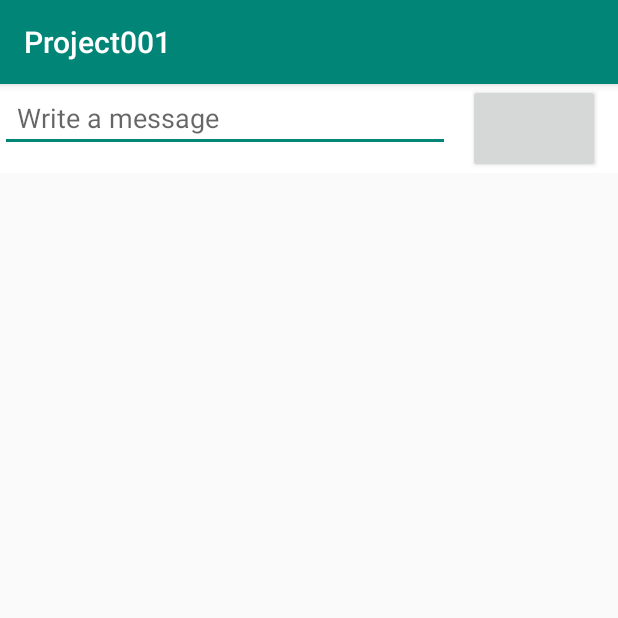
After one commit to EvilBook/Project001, an Android app: the MainActivity screen opened directly, with no data from a screen before it, on a phone screen of 412 x 824 dp, the top half of it. The commit adds this screen. Run offline under Robolectric (Android 15) with nearby library versions, the phone set to English and light mode, and no system bars; libraries missing offline, so code that uses them is left out: com.scaledrone.lib; 2 statements that could not run were skipped.

Commit message:
the queen is dead god bless the queen

```diff
--- a/app/build.gradle
+++ b/app/build.gradle
@@ -27,5 +27,7 @@ dependencies {
     androidTestImplementation 'com.android.support.test.espresso:espresso-core:3.0.2'
     implementation 'com.android.support:appcompat-v7:28.0.0'
     implementation 'com.android.support:design:28.0.0'
+    implementation 'com.scaledrone:scaledrone-java:0.3.0'
+
 
 }
--- a/app/src/main/AndroidManifest.xml
+++ b/app/src/main/AndroidManifest.xml
@@ -1,6 +1,7 @@
 <?xml version="1.0" encoding="utf-8"?>
 <manifest xmlns:android="http://schemas.android.com/apk/res/android"
     package="com.example.project001">
+    <uses-permission android:name="android.permission.INTERNET" />
 
     <application
         android:allowBackup="true"
@@ -14,6 +15,7 @@
         </activity>
         <activity android:theme="@style/AppTheme.NoActionBar" android:label="@string/title_activity_test" android:name=".testActivity"/>
         <activity android:name=".HomePageActivity"></activity>
+        <activity android:name=".message.MainActivity"></activity>
         <activity android:name=".LoginActivity">
             <intent-filter>
                 <action android:name="android.intent.action.MAIN" />
--- /dev/null
+++ b/app/src/main/java/com/example/project001/message/MainActivity.java
@@ -0,0 +1,140 @@
+package com.example.project001.message;
+
+import android.support.v7.app.AppCompatActivity;
+import android.os.Bundle;
+import android.view.View;
+import android.widget.EditText;
+import android.widget.ListView;
+
+import com.example.project001.R;
+import com.example.project001.message.MessageAdapter;
+import com.fasterxml.jackson.core.JsonProcessingException;
+import com.fasterxml.jackson.databind.JsonNode;
+import com.fasterxml.jackson.databind.ObjectMapper;
+import com.scaledrone.lib.Listener;
+import com.scaledrone.lib.Member;
+import com.scaledrone.lib.Room;
+import com.scaledrone.lib.RoomListener;
+import com.scaledrone.lib.Scaledrone;
+
+import java.util.Random;
+
+public class MainActivity extends AppCompatActivity implements
+        RoomListener {
+
+    private String channelID = "k3QjbrG67eP7elvK";
+    private String roomName = "observable-room";
+    private EditText editText;
+    private Scaledrone scaledrone;
+    private MessageAdapter messageAdapter;
+    private ListView messagesView;
+
+    @Override
+    protected void onCreate(Bundle savedInstanceState) {
+        super.onCreate(savedInstanceState);
+        setContentView(R.layout.activity_messsage);
+        // This is where we write the mesage
+        editText = (EditText) findViewById(R.id.editText);
+
+        messageAdapter = new MessageAdapter(this);
+        messagesView = (ListView) findViewById(R.id.messages_view);
+        messagesView.setAdapter(messageAdapter);
+
+        MemberData data = new MemberData(getRandomName(), getRandomColor());
+
+        scaledrone = new Scaledrone(channelID, data);
+        scaledrone.connect(new Listener() {
+            @Override
+            public void onOpen() {
+                System.out.println("Scaledrone connection open");
+                // Since the MainActivity itself already implement RoomListener we can pass it as a target
+                scaledrone.subscribe(roomName, MainActivity.this);
+            }
+
+            @Override
+            public void onOpenFailure(Exception ex) {
+                System.err.println(ex);
+            }
+
+            @Override
+            public void onFailure(Exception ex) {
+                System.err.println(ex);
+            }
+
+            @Override
+            public void onClosed(String reason) {
+                System.err.println(reason);
+            }
+        });
+
+    }
+
+    // Successfully connected to Scaledrone room
+    @Override
+    public void onOpen(Room room) {
+        System.out.println("Conneted to room");
+    }
+
+    // Connecting to Scaledrone room failed
+    @Override
+    public void onOpenFailure(Room room, Exception ex) {
+        System.err.println(ex);
+    }
+
+    // Received a message from Scaledrone room
+    @Override
+    public void onMessage(Room room, final JsonNode json, final Member member) {
+        // To transform the raw JsonNode into a POJO we can use an ObjectMapper
+        final ObjectMapper mapper = new ObjectMapper();
+        try {
+            // member.clientData is a MemberData object, let's parse it as such
+            final MemberData data = mapper.treeToValue(member.getClientData(), MemberData.class);
+            // if the clientID of the message sender is the same as our's it was sent by us
+            boolean belongsToCurrentUser = member.getId().equals(scaledrone.getClientID());
+            // since the message body is a simple string in our case we can use json.asText() to parse it as such
+            // if it was instead an object we could use a similar pattern to data parsing
+            final Message message = new Message(json.asText(), data, belongsToCurrentUser);
+            runOnUiThread(new Runnable() {
+                @Override
+                public void run() {
+                    messageAdapter.add(message);
+                    // scroll the ListView to the last added element
+                    messagesView.setSelection(messagesView.getCount() - 1);
+                }
+            });
+        } catch (JsonProcessingException e) {
+            e.printStackTrace();
+        }
+    }
+
+
+    private String getRandomName() {
+        String[] adjs = {"autumn", "hidden", "bitter", "misty", "silent", "empty", "dry", "dark", "summer", "icy", "delicate", "quiet", "white", "cool", "spring", "winter", "patient", "twilight", "dawn", "crimson", "wispy", "weathered", "blue", "billowing", "broken", "cold", "damp", "falling", "frosty", "green", "long", "late", "lingering", "bold", "little", "morning", "muddy", "old", "red", "rough", "still", "small", "sparkling", "throbbing", "shy", "wandering", "withered", "wild", "black", "young", "holy", "solitary", "fragrant", "aged", "snowy", "proud", "floral", "restless", "divine", "polished", "ancient", "purple", "lively", "nameless"};
+        String[] nouns = {"shit", "dick", "poop", "pussy", "ass", "booty", "pee", "cumstain", "whore", "prostitute", "cancer", "turd", "tits", "nipples", "hair", "rapist", "diharea", "urine", "excrement"};
+        return (
+                adjs[(int) Math.floor(Math.random() * adjs.length)] +
+                        "_" +
+                        nouns[(int) Math.floor(Math.random() * nouns.length)]
+        );
+    }
+
+    private String getRandomColor() {
+        Random r = new Random();
+        StringBuffer sb = new StringBuffer("#");
+        while(sb.length() < 7){
+            sb.append(Integer.toHexString(r.nextInt()));
+        }
+        return sb.toString().substring(0, 7);
+    }
+
+
+    public void sendMessage(View view) {
+        String message = editText.getText().toString();
+        if (message.length() > 0) {
+            scaledrone.publish("observable-room", message);
+            editText.getText().clear();
+        }
+    }
+
+
+}
--- /dev/null
+++ b/app/src/main/java/com/example/project001/message/MemberData.java
@@ -0,0 +1,23 @@
+package com.example.project001.message;
+
+class MemberData {
+    private String name;
+    private String color;
+
+    public MemberData(String name, String color) {
+        this.name = name;
+        this.color = color;
+    }
+
+    // Add an empty constructor so we can later parse JSON into MemberData using Jackson
+    public MemberData() {
+    }
+
+    public String getName() {
+        return name;
+    }
+
+    public String getColor() {
+        return color;
+    }
+}
--- /dev/null
+++ b/app/src/main/res/drawable/circle.xml
@@ -0,0 +1,3 @@
+<shape xmlns:android="http://schemas.android.com/apk/res/android" android:shape="oval">
+    <solid android:color="#48b3ff"/>
+</shape>
--- /dev/null
+++ b/app/src/main/res/drawable/my_message.xml
@@ -0,0 +1,5 @@
+<shape xmlns:android="http://schemas.android.com/apk/res/android"
+    android:shape="rectangle">
+    <solid android:color="#f21f49" />
+    <corners android:topRightRadius="5dp" android:radius="15dp" />
+</shape>
--- /dev/null
+++ b/app/src/main/res/drawable/their_message.xml
@@ -0,0 +1,5 @@
+<shape xmlns:android="http://schemas.android.com/apk/res/android"
+    android:shape="rectangle">
+    <solid android:color="#ffffff" />
+    <corners android:topLeftRadius="5dp" android:radius="15dp" />
+</shape>
--- /dev/null
+++ b/app/src/main/res/layout/activity_messsage.xml
@@ -0,0 +1,43 @@
+<?xml version="1.0" encoding="utf-8"?>
+<android.support.constraint.ConstraintLayout xmlns:android="http://schemas.android.com/apk/res/android"
+    xmlns:app="http://schemas.android.com/apk/res-auto"
+    xmlns:tools="http://schemas.android.com/tools"
+    android:layout_width="match_parent"
+    android:layout_height="match_parent"
+    tools:context="com.example.nofox.myapplication.MainActivity">
+
+    <ListView
+        android:layout_width="match_parent"
+        android:id="@+id/messages_view"
+        android:layout_weight="2"
+        android:divider="#fff"
+        android:layout_height="wrap_content"
+        />
+
+    <LinearLayout xmlns:android="http://schemas.android.com/apk/res/android"
+        android:layout_width="match_parent"
+        android:layout_height="wrap_content"
+        android:background="#fff"
+        android:orientation="horizontal">
+
+        <EditText
+            android:id="@+id/editText"
+            android:layout_width="match_parent"
+            android:layout_height="wrap_content"
+            android:layout_weight="2"
+            android:ems="11"
+            android:hint="Write a message"
+            android:inputType="text"
+            android:paddingHorizontal="11dp"
+            android:text="" />
+
+        <Button
+            android:layout_width="wrap_content"
+            android:layout_height="wrap_content"
+            android:layout_gravity="center"
+            android:scaleType="fitCenter"
+            android:padding="20dp"
+            android:layout_marginHorizontal="12dp"
+            android:onClick="sendMessage"/>
+    </LinearLayout>
+</android.support.constraint.ConstraintLayout>
```
Also changed, not shown: app/src/main/java/com/example/project001/LoginActivity.java (+9 -0 lines), app/src/main/java/com/example/project001/message/Message.java (added, +25 -0 lines), app/src/main/java/com/example/project001/message/MessageAdapter.java (added, +81 -0 lines), app/src/main/res/layout/my_message.xml (added, +23 -0 lines), app/src/main/res/layout/their_message.xml (added, +41 -0 lines).
